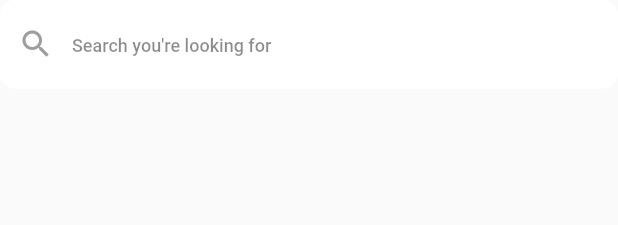
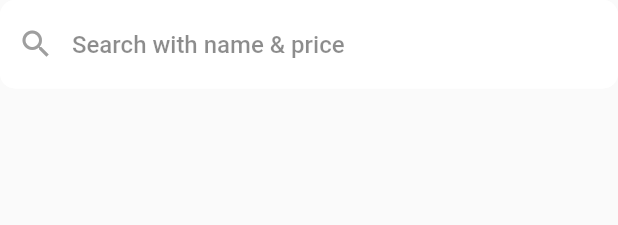
Before and after one commit to SamehNagi/e_commerce_project, a Flutter app: the SearchFormText widget shown alone on an empty page, opened directly, on a phone screen of 412 x 824 dp. Shown: the top 225 px of the screen. Run offline on Flutter 3.47's test engine with Material 2 defaults, Android fonts, the phone set to English and light mode, and no system bars; our stand-ins replace badges, carousel_slider, firebase_auth, firebase_core, flutter_rating_bar, get and 5 more; missing offline and left inert: flutter_facebook_auth; accounts and stored records are empty; network calls fail.

Commit message:
Search Bar Logic -- Logic For Search Bar

```diff
--- a/e_commerce/lib/view/screens/home_screen.dart
+++ b/e_commerce/lib/view/screens/home_screen.dart
@@ -50,7 +50,7 @@ class HomeScreen extends StatelessWidget {
                     const SizedBox(
                       height: 20,
                     ),
-                    const SearchFormText(),
+                    SearchFormText(),
                   ],
                 ),
               ),
--- a/e_commerce/lib/view/widgets/home/search_text_form.dart
+++ b/e_commerce/lib/view/widgets/home/search_text_form.dart
@@ -1,13 +1,22 @@
+import 'package:e_commerce/logic/controllers/product_controller.dart';
 import 'package:flutter/material.dart';
+import 'package:get/get.dart';
 
 class SearchFormText extends StatelessWidget {
-  const SearchFormText({Key? key}) : super(key: key);
+  SearchFormText({Key? key}) : super(key: key);
+
+  final controller = Get.find<ProductController>();
 
   @override
   Widget build(BuildContext context) {
-    return TextFormField(
+    return GetBuilder<ProductController>(
+      builder: (_) => TextField(
+        controller: controller.searchTextController,
         cursorColor: Colors.black,
         keyboardType: TextInputType.text,
+        onChanged: (searchName) {
+          controller.addSearchToList(searchName);
+        },
         decoration: InputDecoration(
           fillColor: Colors.white,
           focusColor: Colors.red,
@@ -15,10 +24,21 @@ class SearchFormText extends StatelessWidget {
             Icons.search,
             color: Colors.grey,
           ),
-        hintText: "Search you're looking for",
+          suffixIcon: controller.searchTextController.text.isNotEmpty
+              ? IconButton(
+                  onPressed: () {
+                    controller.clearSearch();
+                  },
+                  icon: const Icon(
+                    Icons.close,
+                    color: Colors.black,
+                  ),
+                )
+              : null,
+          hintText: "Search with name & price",
           hintStyle: const TextStyle(
             color: Colors.black45,
-          fontSize: 12,
+            fontSize: 16,
             fontWeight: FontWeight.w500,
           ),
           filled: true,
@@ -39,6 +59,7 @@ class SearchFormText extends StatelessWidget {
             borderRadius: BorderRadius.circular(10),
           ),
         ),
+      ),
     );
   }
 }
```
Also changed, not shown: e_commerce/lib/logic/controllers/product_controller.dart (+23 -0 lines), e_commerce/lib/view/widgets/home/card_items.dart (+25 -2 lines), e_commerce/assets/images/search_empty_light.png (renamed from e_commerce/assets/images/search_empry_light.png). Lines whose indentation alone changed are shown as unchanged.
